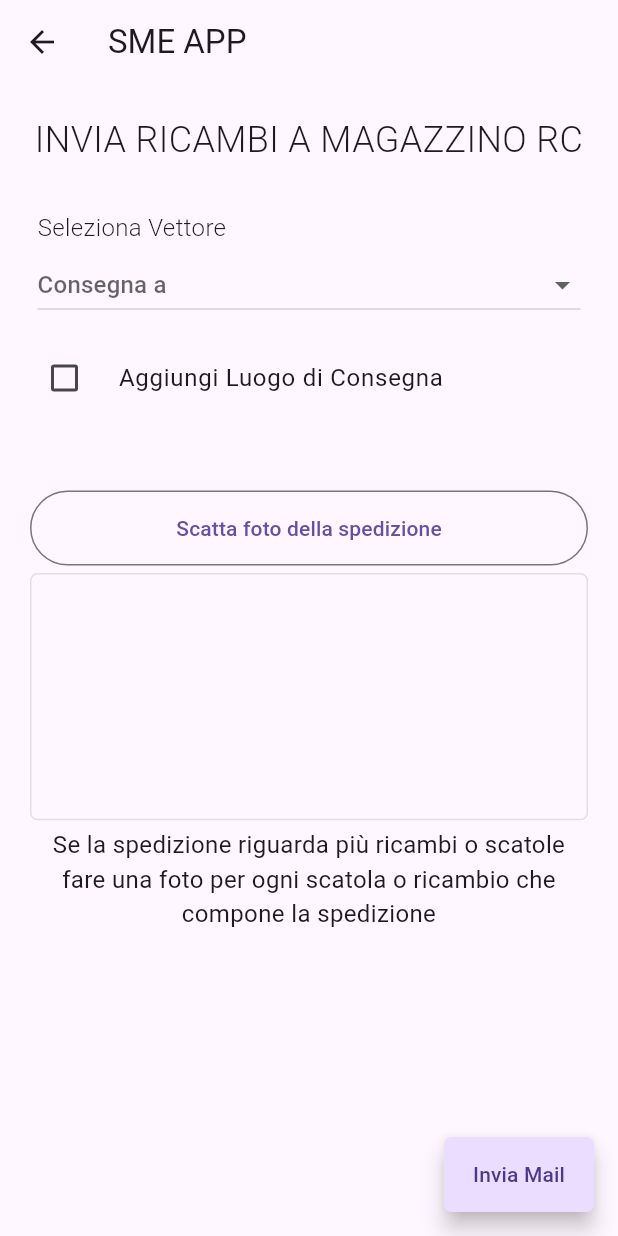
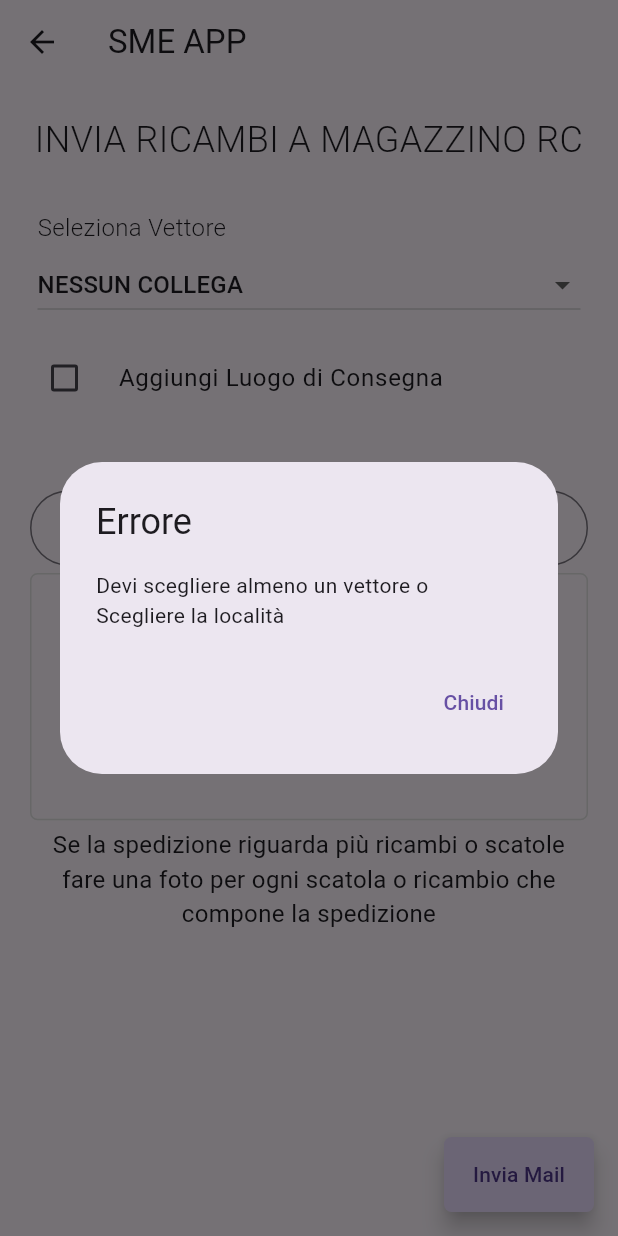
Before and after one commit to GabryLinux/GestoreRicambi, a Flutter app: the InviaRicambiMagazzinoRC screen opened directly, after a tap on "Invia Mail", on a phone screen of 412 x 824 dp. Run offline on Flutter 3.47's test engine with Material 3 defaults, Android fonts, the phone set to English and light mode, and no system bars; our stand-ins replace cloud_firestore, firebase_core, image_picker, shared_preferences; missing offline and left inert: flutter_email_sender, simple_barcode_scanner; accounts and stored records are empty.

Commit message:
FEATURE: Aggiunta la possibilità di non selezionare il collega e selezionare la località in InviaRicambiMagazzinoRC.

```diff
--- /dev/null
+++ b/lib/widgets/ErrorMSG/ErrorMSG.dart
@@ -0,0 +1,26 @@
+import 'package:flutter/material.dart';
+
+class ErrorMSG extends StatelessWidget {
+  const ErrorMSG({super.key, required this.msg});
+
+  final String msg;
+
+  @override
+  Widget build(BuildContext context) {
+    return AlertDialog(
+      title: const Text("Errore"),
+      content: Text(msg),
+      actions: <Widget>[
+        TextButton(
+          style: TextButton.styleFrom(
+            textStyle: Theme.of(context).textTheme.labelLarge,
+          ),
+          child: const Text('Chiudi'),
+          onPressed: () {
+            Navigator.of(context).pop();
+          },
+        ),
+      ],
+    );
+  }
+}
--- a/lib/widgets/InviaRicambiMagazzinoRC/InviaRicambiMagazzinoRC.dart
+++ b/lib/widgets/InviaRicambiMagazzinoRC/InviaRicambiMagazzinoRC.dart
@@ -1,4 +1,5 @@
 import 'package:appsme/DatiInviaRicambiAMagazzinoRC.dart';
+import 'package:appsme/widgets/ErrorMSG/ErrorMSG.dart';
 import 'package:appsme/widgets/InserisciCollega/InserisciCollega.dart';
 import 'package:appsme/widgets/InstallazioneRicambi/PuntoVendita/listaPage.dart';
 import 'package:appsme/widgets/InstallazioneRicambi/PuntoVendita/puntoVendita.dart';
@@ -21,7 +22,7 @@ class InviaRicambiMagazzinoRC extends StatefulWidget {
   PuntoVendita? selectedPuntoVendita;
   InserisciCollega vettoreWidget = InserisciCollega(
     text: "Consegna a",
-    defaultValueSet: false,
+    defaultValueSet: true,
   );
   @override
   State<InviaRicambiMagazzinoRC> createState() =>
@@ -101,6 +102,14 @@ class _InviaRicambiMagazzinoRCState extends State<InviaRicambiMagazzinoRC> {
             onPressed: () async {
               var dati = context.read<DatiInviaRicambiAMagazzinoRCProvider>();
               dati.reset();
+              if (Collega.isNull(widget.vettoreWidget.getCollega) && luogoCheck == false) {
+                showDialog(
+                    context: context,
+                    builder: (context) {
+                      return ErrorMSG(msg:"Devi scegliere almeno un vettore o Scegliere la località");
+                    });
+                return;
+              }
               dati.updateConsegnaCollega(widget.vettoreWidget.getCollega!);
               dati.addFotoRicambi(widget.FotoPath);
               if (luogoCheck) {
```
